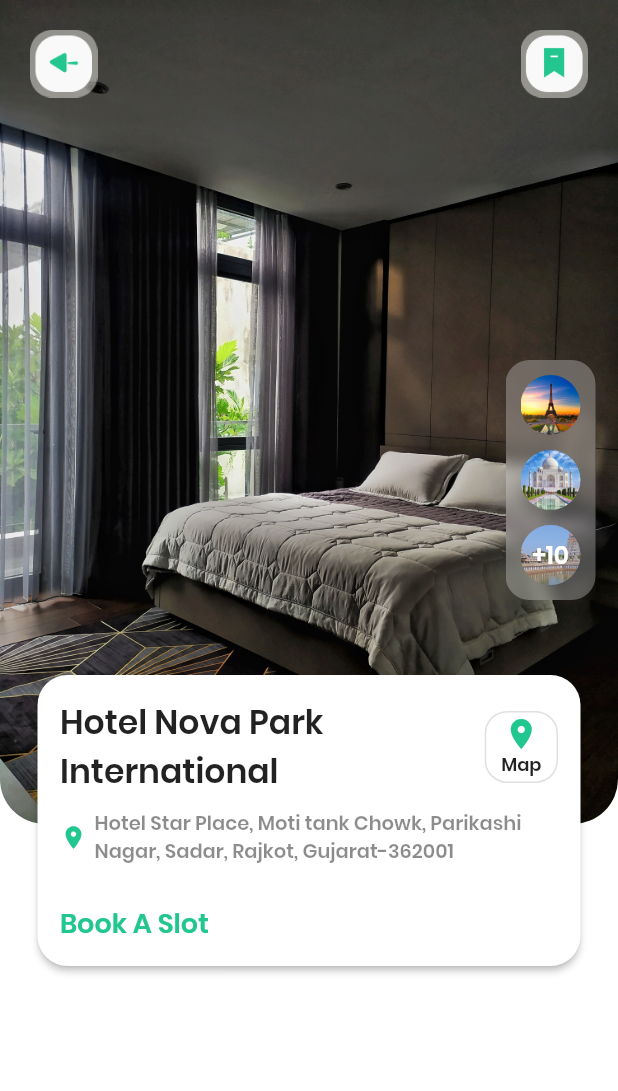
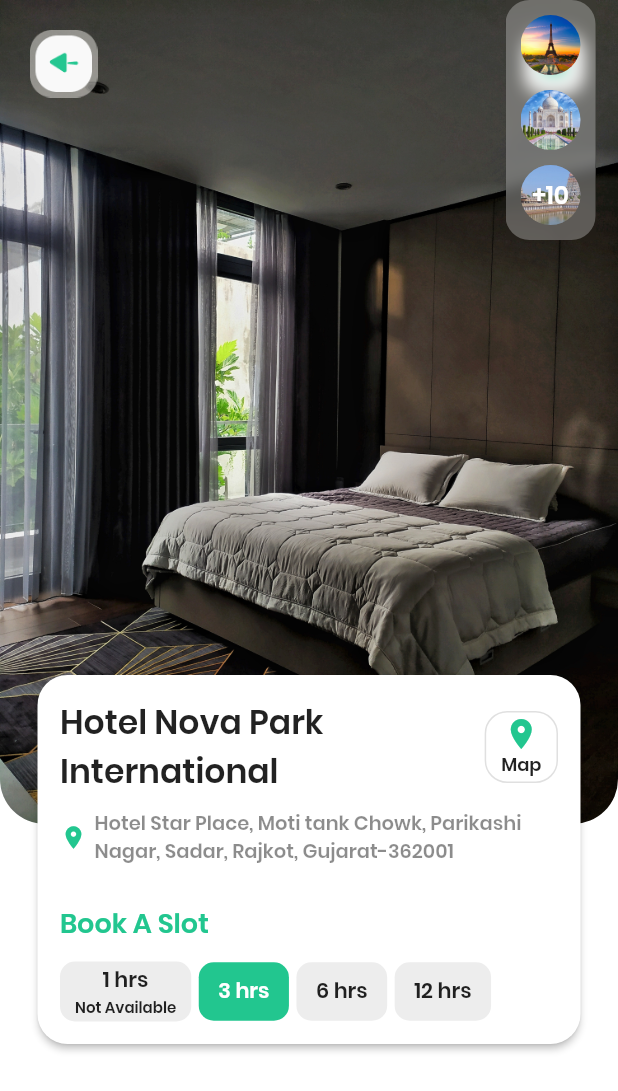
Before and after one commit to NishchayDixit/gir_hotel_booking, a Flutter app: the screen it shows after launch, on a phone screen of 412 x 824 dp. Shown: the top 1091 px of the screen. Run offline on Flutter 3.47's test engine with Material 2 defaults, Android fonts, the phone set to English and light mode, and no system bars.

Commit message:
Implement design changes in Hotel Details Screen.

```diff
--- a/lib/hotel_details_screen.dart
+++ b/lib/hotel_details_screen.dart
@@ -12,8 +12,7 @@ class HotelDetailsScreen extends StatelessWidget {
       child: SafeArea(
         child: Scaffold(
           backgroundColor: Colors.transparent,
-          body: SingleChildScrollView(
-            child: Column(
+          body: Column(
             children: <Widget>[
               Stack(
                 children: <Widget>[
@@ -26,119 +25,25 @@ class HotelDetailsScreen extends StatelessWidget {
                       image: AssetImage('assets/images/place_5.jpg'),
                     ),
                   ),
-                    Container(
-                      padding: const EdgeInsets.all(20.0),
-                      child: Row(
-                        mainAxisAlignment: MainAxisAlignment.spaceBetween,
-                        children: const <Widget>[
-                          Image(
-                            width: 45.0,
-                            height: 45.0,
-                            image: AssetImage('assets/icons/icon_back_bg.png'),
-                          ),
-                          Image(
-                            width: 45.0,
-                            height: 45.0,
-                            image: AssetImage(
-                                'assets/icons/icon_save_rect_bg.png'),
-                          ),
-                        ],
-                      ),
-                    ),
-                    Container(
-                      padding: const EdgeInsets.only(right: 15.0),
-                      alignment: Alignment.bottomRight,
-                      height: 400,
-                      child: ClipRect(
-                        child: BackdropFilter(
-                          filter: ImageFilter.blur(
-                            sigmaX: 5.0,
-                            sigmaY: 5.0,
-                          ),
-                          child: Container(
-                            height: 160,
-                            width: 60,
-                            decoration: BoxDecoration(
-                              color: Colors.grey.shade200.withOpacity(0.3),
-                              borderRadius: const BorderRadius.all(
-                                Radius.circular(16.0),
-                              ),
-                            ),
-                            child: Center(
-                              child: Column(
-                                mainAxisAlignment:
-                                    MainAxisAlignment.spaceEvenly,
-                                children: <Widget>[
-                                  const ClipRRect(
-                                    borderRadius: BorderRadius.all(
-                                      Radius.circular(50),
-                                    ),
-                                    child: Image(
-                                      image: AssetImage(
-                                          'assets/images/random_1.jpg'),
-                                      height: 40.0,
-                                      width: 40.0,
-                                      fit: BoxFit.cover,
-                                    ),
-                                  ),
-                                  const ClipRRect(
-                                    borderRadius: BorderRadius.all(
-                                      Radius.circular(50),
-                                    ),
-                                    child: Image(
-                                      image: AssetImage(
-                                          'assets/images/random_2.jpg'),
-                                      height: 40.0,
-                                      width: 40.0,
-                                      fit: BoxFit.cover,
-                                    ),
-                                  ),
-                                  Stack(
-                                    children: <Widget>[
-                                      const Center(
-                                        child: ClipRRect(
-                                          borderRadius: BorderRadius.all(
-                                            Radius.circular(50),
-                                          ),
-                                          child: Image(
-                                            image: AssetImage(
-                                                'assets/images/random_3.webp'),
-                                            height: 40.0,
-                                            width: 40.0,
-                                            fit: BoxFit.cover,
-                                          ),
-                                        ),
-                                      ),
-                                      Center(
-                                        child: Container(
-                                          height: 40.0,
-                                          width: 40.0,
-                                          decoration: BoxDecoration(
-                                            color: Colors.grey.shade500
-                                                .withOpacity(0.3),
-                                            borderRadius:
-                                                const BorderRadius.all(
-                                                    Radius.circular(50)),
-                                          ),
-                                          child: const Center(
-                                            child: Text(
-                                              "+10",
-                                              style: TextStyle(
-                                                  color: Colors.white,
-                                                  fontSize: 16.0),
-                                            ),
-                                          ),
-                                        ),
-                                      ),
-                                    ],
-                                  ),
-                                ],
-                              ),
-                            ),
-                          ),
-                        ),
-                      ),
-                    ),
+                  // Container(
+                  //   padding: const EdgeInsets.all(20.0),
+                  //   child: Row(
+                  //     mainAxisAlignment: MainAxisAlignment.spaceBetween,
+                  //     children: const <Widget>[
+                  //       Image(
+                  //         width: 45.0,
+                  //         height: 45.0,
+                  //         image: AssetImage('assets/icons/icon_back_bg.png'),
+                  //       ),
+                  //       Image(
+                  //         width: 45.0,
+                  //         height: 45.0,
+                  //         image: AssetImage(
+                  //             'assets/icons/icon_save_rect_bg.png'),
+                  //       ),
+                  //     ],
+                  //   ),
+                  // ),
                   Container(
                     margin: const EdgeInsets.only(top: 450.0),
                     alignment: Alignment.bottomCenter,
@@ -249,10 +154,123 @@ class HotelDetailsScreen extends StatelessWidget {
                                 ),
                               ),
                               Container(
-
+                                margin: const EdgeInsets.only(top: 12.0),
+                                child: Row(
+                                  mainAxisAlignment: MainAxisAlignment.start,
+                                  children: [
+                                    slotBookingWidget(
+                                        time: '1 hrs',
+                                        isAvailable: false,
+                                        isActive: false),
+                                    const SizedBox(width: 5.0),
+                                    slotBookingWidget(
+                                        time: '3 hrs',
+                                        isAvailable: true,
+                                        isActive: true),
+                                    const SizedBox(width: 5.0),
+                                    slotBookingWidget(
+                                        time: '6 hrs',
+                                        isAvailable: true,
+                                        isActive: false),
+                                    const SizedBox(width: 5.0),
+                                    slotBookingWidget(
+                                        time: '12 hrs',
+                                        isAvailable: true,
+                                        isActive: false),
+                                  ],
+                                ),
                               ),
                             ],
                           ),
+                        ),
+                      ),
+                    ),
+                  ),
+                  customAppBar(),
+                  Column(
+                    mainAxisAlignment: MainAxisAlignment.spaceEvenly,
+                    children: [
+
+                      Container(
+                        padding: const EdgeInsets.only(right: 15.0),
+                        alignment: Alignment.bottomRight,
+                        child: ClipRect(
+                          child: BackdropFilter(
+                            filter: ImageFilter.blur(
+                              sigmaX: 5.0,
+                              sigmaY: 5.0,
+                            ),
+                            child: Container(
+                              height: 160,
+                              width: 60,
+                              decoration: BoxDecoration(
+                                color: Colors.grey.shade200.withOpacity(0.3),
+                                borderRadius: const BorderRadius.all(
+                                  Radius.circular(16.0),
+                                ),
+                              ),
+                              child: Center(
+                                child: Column(
+                                  mainAxisAlignment:
+                                  MainAxisAlignment.spaceEvenly,
+                                  children: <Widget>[
+                                    const ClipRRect(
+                                      borderRadius: BorderRadius.all(
+                                        Radius.circular(50),
+                                      ),
+                                      child: Image(
+                                        image: AssetImage(
+                                            'assets/images/random_1.jpg'),
+                                        height: 40.0,
+                                        width: 40.0,
+                                        fit: BoxFit.cover,
+                                      ),
+                                    ),
+                                    const ClipRRect(
+                                      borderRadius: BorderRadius.all(
+                                        Radius.circular(50),
+                                      ),
+                                      child: Image(
+                                        image: AssetImage(
+                                            'assets/images/random_2.jpg'),
+                                        height: 40.0,
+                                        width: 40.0,
+                                        fit: BoxFit.cover,
+                                      ),
+                                    ),
+                                    Stack(
+                                      children: <Widget>[
+                                        const Center(
+                                          child: ClipRRect(
+                                            borderRadius: BorderRadius.all(
+                                              Radius.circular(50),
+                                            ),
+                                            child: Image(
+                                              image: AssetImage(
+                                                  'assets/images/random_3.webp'),
+                                              height: 40.0,
+                                              width: 40.0,
+                                              fit: BoxFit.cover,
+                                            ),
+                                          ),
+                                        ),
+                                        Center(
+                                          child: Container(
+                                            height: 40.0,
+                                            width: 40.0,
+                                            decoration: BoxDecoration(
+                                              color: Colors.grey.shade500
+                                                  .withOpacity(0.3),
+                                              borderRadius:
+                                              const BorderRadius.all(
+                                                  Radius.circular(50)),
+                                            ),
+                                            child: const Center(
+                                              child: Text(
+                                                "+10",
+                                                style: TextStyle(
+                                                    color: Colors.white,
+                                                    fontSize: 16.0),
                                               ),
                                             ),
                                           ),
@@ -264,10 +282,74 @@ class HotelDetailsScreen extends StatelessWidget {
                               ),
                             ),
                           ),
+                        ),
+                      ),
+                    ],
+                  ),
+                ],
+              ),
+            ],
+          ),
+        ),
+      ),
     );
   }
 
-  Widget SlotBookingWidget({time, isAvailable, isActive}) {
-    return Container();
+  Widget slotBookingWidget(
+      {required time, required isAvailable, required isActive}) {
+    return Container(
+      padding: isAvailable
+          ? const EdgeInsets.symmetric(horizontal: 13.0, vertical: 9.0)
+          : const EdgeInsets.symmetric(horizontal: 10.0, vertical: 2.0),
+      decoration: BoxDecoration(
+        color: isActive == true
+            ? const Color.fromARGB(255, 34, 198, 143)
+            : const Color.fromARGB(255, 237, 237, 237),
+        borderRadius: const BorderRadius.all(
+          Radius.circular(10.0),
+        ),
+      ),
+      child: Column(
+        children: <Widget>[
+          Text(
+            time,
+            style: TextStyle(
+                color: isActive ? Colors.white : null,
+                fontSize: 14.0,
+                fontWeight: FontWeight.bold),
+          ),
+          if (isAvailable == false)
+            Text(
+              'Not Available',
+              style: TextStyle(
+                fontSize: 10.0,
+                color: isActive ? Colors.white : null,
+              ),
+            ),
+        ],
+      ),
+    );
+  }
+
+  Widget customAppBar() {
+    return Container(
+      padding: const EdgeInsets.all(20.0),
+      child: Row(
+        mainAxisAlignment: MainAxisAlignment.spaceBetween,
+        children: const <Widget>[
+          Image(
+            width: 45.0,
+            height: 45.0,
+            image: AssetImage('assets/icons/icon_back_bg.png'),
+          ),
+          Image(
+            width: 45.0,
+            height: 45.0,
+            image: AssetImage(
+                'assets/icons/icon_save_rect_bg.png'),
+          ),
+        ],
+      ),
+    );
   }
 }
```
Lines whose indentation alone changed are shown as unchanged.
